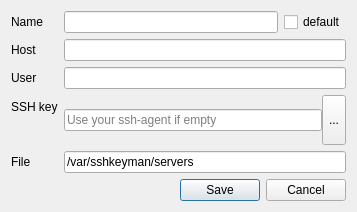
Above: qtcreator/sshkeyman/editprofiledialog.ui from hmartinet/sshkeyman before the change. Below: the same form after it.
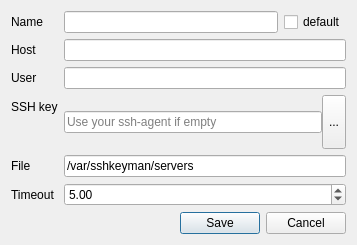
That is the form after the change.

```diff
--- a/qtcreator/sshkeyman/editprofiledialog.ui
+++ b/qtcreator/sshkeyman/editprofiledialog.ui
@@ -7,7 +7,7 @@
     <x>0</x>
     <y>0</y>
     <width>357</width>
-    <height>212</height>
+    <height>245</height>
    </rect>
   </property>
   <property name="sizePolicy">
@@ -145,6 +145,20 @@
        </property>
       </widget>
      </item>
+     <item row="5" column="1">
+      <widget class="QDoubleSpinBox" name="timeout_spinbox">
+       <property name="value">
+        <double>5.000000000000000</double>
+       </property>
+      </widget>
+     </item>
+     <item row="5" column="0">
+      <widget class="QLabel" name="label_2">
+       <property name="text">
+        <string>Timeout</string>
+       </property>
+      </widget>
+     </item>
     </layout>
    </item>
    <item>
```
Left out of the diff: 3 changed lines with no effect on the pictures.
